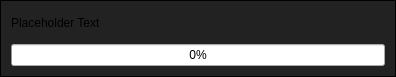
Qt form src/dialogs/progressdialog.ui (jahshaka/Studio) before a commit.
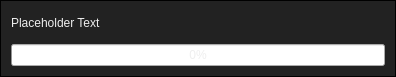
The same form after that commit.

The edit to the form file:
```diff
--- a/src/dialogs/progressdialog.ui
+++ b/src/dialogs/progressdialog.ui
@@ -14,7 +14,11 @@
    <string>Jahshaka</string>
   </property>
   <property name="styleSheet">
-   <string notr="true">#ProgressDialog {
+   <string notr="true">* {
+	color: #EEE;
+}
+
+#ProgressDialog {
 	background: #222;
 	border: 1px solid black;
 }
```
